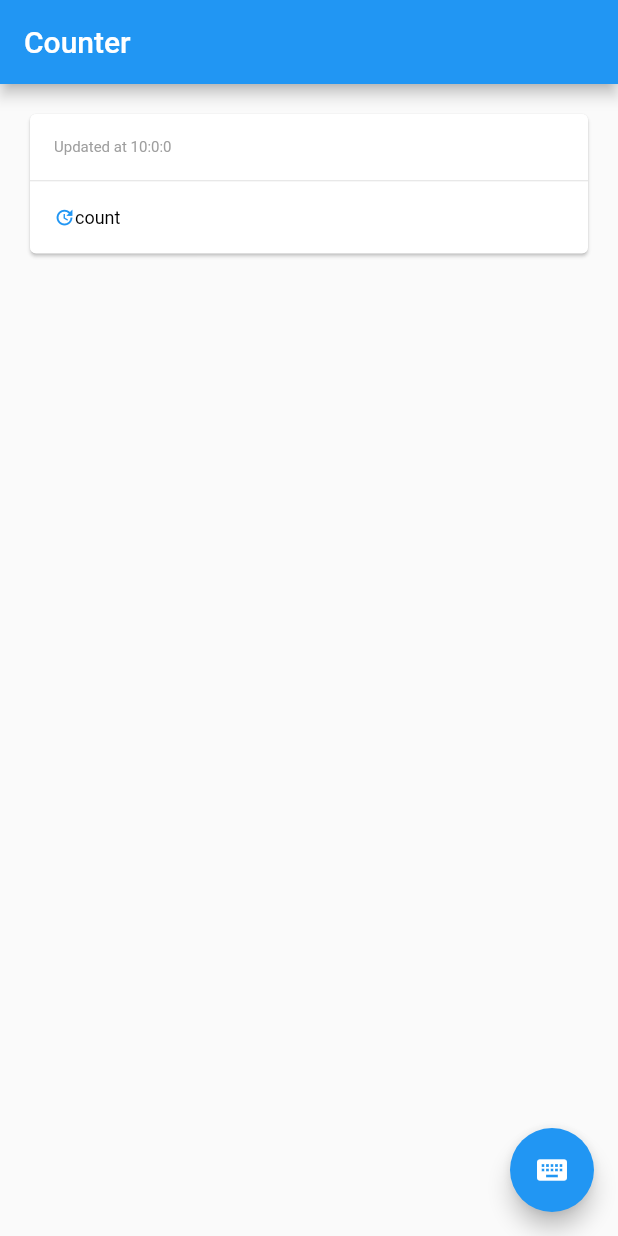
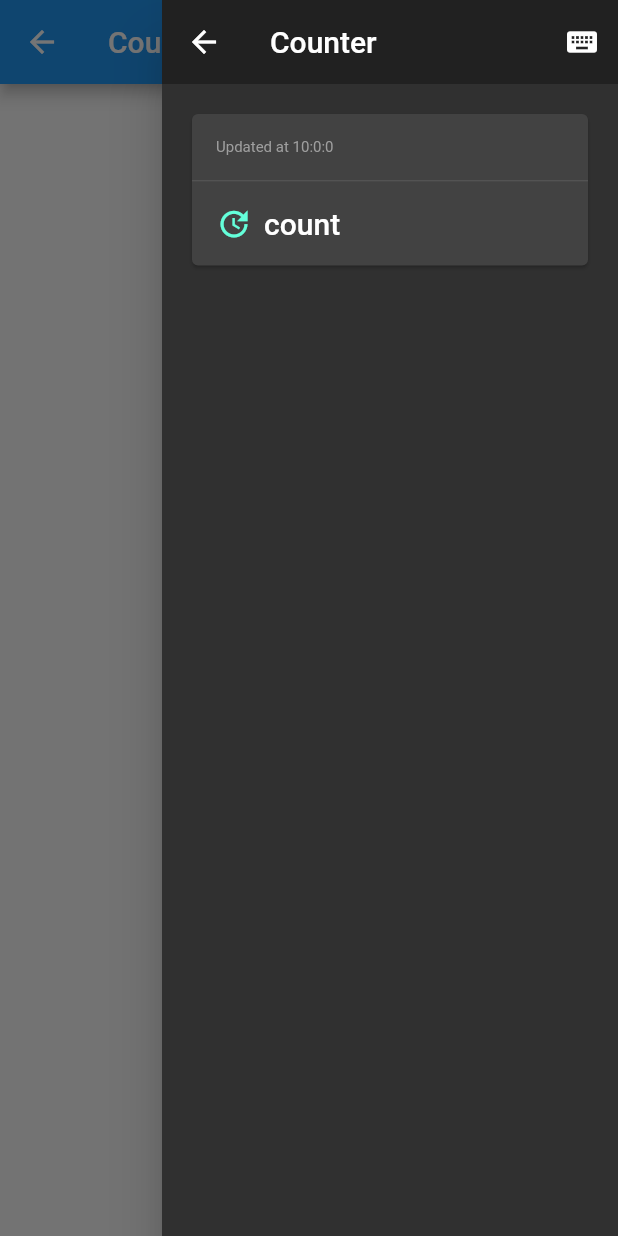
Before and after one commit to aloisdeniel/flutter_bloc_debug, a Flutter app: the CounterExample screen opened directly, with the side drawer open (before the commit the screen has no drawer), on a phone screen of 412 x 824 dp. Run offline on Flutter 3.47's test engine with Material 2 defaults, Android fonts, the phone set to English and light mode, and no system bars; our stand-ins replace rxdart.

Commit message:
Fixed subscription issue, improved visuals.

```diff
--- a/example/lib/counter/example.dart
+++ b/example/lib/counter/example.dart
@@ -1,5 +1,5 @@
 import 'dart:async';
-import 'package:flutter/widgets.dart';
+import 'package:flutter/material.dart';
 import 'package:flutter_bloc_debug/flutter_bloc_debug.dart';
 import 'package:meta/meta.dart';
 import 'package:rxdart/rxdart.dart';
@@ -67,10 +67,15 @@ class CounterExampleState extends State<CounterExample> {
 
   @override
   Widget build(BuildContext context) {
-    return BlocDebugView(
-      title: 'Counter',
-      streams: {'count': bloc.count},
-      sinks: {'add': bloc.add, 'reset': bloc.reset},
-    );
+    return Scaffold(
+        appBar: AppBar(
+          title: Text("Counter example"),
+        ),
+        body: Center(child: Text("Open debug drawer from right")),
+        endDrawer: BlocDebugView(
+          title: 'Counter',
+          streams: {'count': bloc.count},
+          sinks: {'add': bloc.add, 'reset': bloc.reset},
+        ));
   }
 }
--- a/example/pubspec.yaml
+++ b/example/pubspec.yaml
@@ -7,7 +7,7 @@ description: A new Flutter project.
 # Both the version and the builder number may be overridden in flutter
 # build by specifying --build-name and --build-number, respectively.
 # Read more about versioning at semver.org.
-version: 1.0.0+1
+version: 1.1.0+1
 
 environment:
   sdk: ">=2.0.0-dev.68.0 <3.0.0"
--- a/lib/src/widgets/bloc_debug_view.dart
+++ b/lib/src/widgets/bloc_debug_view.dart
@@ -45,10 +45,11 @@ class _BlocDebugViewState extends State<BlocDebugView> {
     final previous = this._history.firstWhere((x) => x is StreamHistoryEntry)
         as StreamHistoryEntry;
     this.setState(() {
-      this._history.insert(
-          0,
-          StreamHistoryEntry(this._history.length,
-              UpdateableMap.fromPrevious(previous?.state, update)));
+      this._history = List<HistoryEntry>.from(this._history)
+        ..insert(
+            0,
+            StreamHistoryEntry(this._history.length + 1,
+                UpdateableMap.fromPrevious(previous?.state, update)));
     });
   }
 
@@ -57,9 +58,8 @@ class _BlocDebugViewState extends State<BlocDebugView> {
     super.didUpdateWidget(oldWidget);
 
     var listId = const ListEquality(const IdentityEquality());
-
-    if (listId.equals(oldWidget.streams?.entries?.toList(),
-        widget.streams?.entries?.toList())) {
+    if (!listId.equals(oldWidget.streams?.entries?.map((x) => x.key)?.toList(),
+        widget.streams?.entries?.map((x) => x.key)?.toList())) {
       if (_subscription != null) {
         _unsubscribe();
       }
@@ -92,13 +92,30 @@ class _BlocDebugViewState extends State<BlocDebugView> {
 
   @override
   Widget build(BuildContext context) {
-    return Scaffold(
-      appBar: AppBar(title: Text(this.widget.title ?? "Bloc")),
-      floatingActionButton: SinkFloadingButton(this.widget.sinks),
-      body: ListView(
-        children: this._history,
-      ),
-    );
+    return Theme(
+        data: ThemeData.dark(),
+        child: Drawer(
+          child: CustomScrollView(
+            slivers: <Widget>[
+              SliverAppBar(
+                actions: <Widget>[
+                  IconButton(
+                    onPressed: () {
+                      final renderers = DebugRenderers.of(context);
+                      showDialog(
+                          context: context,
+                          builder: (c) => DebugRenderers(
+                              renderers: renderers,
+                              child: Dialog(child: SinkMenu(this.widget.sinks))));
+                    },
+                    icon: Icon(Icons.keyboard))
+                ],
+                title: Text(this.widget.title ?? "Bloc"),
+              ),
+              SliverList(delegate: SliverChildListDelegate(this._history)),
+            ],
+          ),
+        ));
   }
 }
 
@@ -109,13 +126,6 @@ class SinkFloadingButton extends StatelessWidget {
 
   @override
   Widget build(BuildContext context) {
-    final renderers = DebugRenderers.of(context);
-    return FloatingActionButton(
-        child: Icon(Icons.keyboard),
-        onPressed: () => showDialog(
-            context: context,
-            builder: (c) => DebugRenderers(
-                renderers: renderers,
-                child: Dialog(child: SinkMenu(this.sinks)))));
+    return FloatingActionButton(child: Icon(Icons.keyboard), onPressed: () {});
   }
 }
--- a/lib/src/widgets/map_entry_view.dart
+++ b/lib/src/widgets/map_entry_view.dart
@@ -13,10 +13,12 @@ class MapEntryView extends StatelessWidget {
 
   void _openDetail(BuildContext context) {
     Navigator.push(context, MaterialPageRoute(builder: (c) {
-      return Scaffold(
-          appBar: AppBar(title: Text(this.entry.name)),
-          body: DebugRenderers.build(context, this.entry.value,
-              isDetailled: true));
+      return Theme(
+          data: ThemeData.dark(),
+          child: Scaffold(
+              appBar: AppBar(title: Text(this.entry.name)),
+              body: DebugRenderers.build(context, this.entry.value,
+                  isDetailled: true)));
     }));
   }
 
@@ -31,10 +33,16 @@ class MapEntryView extends StatelessWidget {
             child: Row(
               mainAxisAlignment: MainAxisAlignment.spaceBetween,
               children: <Widget>[
-                (this.entry.wasUpdated ? Icon(Icons.update, size: 14.0, color: Theme.of(context).accentColor) : Container()),
-                Expanded(child:Text(this.entry.name,
-                    style: TextStyle(color: Colors.black, fontSize: 12.0))),
-                 DebugRenderers.build(context, this.entry.value),
+                Padding(
+                  padding: EdgeInsets.only(right: 8.0),
+                  child: (this.entry.wasUpdated
+                      ? Icon(Icons.update, color: Theme.of(context).accentColor)
+                      : Container()),
+                ),
+                Expanded(
+                    child: Text(this.entry.name,
+                        style: Theme.of(context).textTheme.title)),
+                DebugRenderers.build(context, this.entry.value),
               ],
             )),
       ),
--- a/lib/src/widgets/renderers/bool.dart
+++ b/lib/src/widgets/renderers/bool.dart
@@ -17,7 +17,10 @@ class BoolRenderer extends TypedValueRenderer<bool> {
   @override
   FutureOr<bool> typedRequest(BuildContext context) {
     return Navigator.push(
-        context, MaterialPageRoute(builder: (c) => Scaffold(body: _Form())));
+        context,
+        MaterialPageRoute(
+            builder: (c) =>
+                Theme(data: ThemeData.dark(), child: Scaffold(body: _Form()))));
   }
 }
 
--- a/lib/src/widgets/renderers/form.dart
+++ b/lib/src/widgets/renderers/form.dart
@@ -36,7 +36,7 @@ class ValueFieldForm<T> extends StatefulWidget {
 
   @override
   _FormState createState() {
-    return new _FormState();
+    return _FormState();
   }
 }
 
--- a/lib/src/widgets/renderers/int.dart
+++ b/lib/src/widgets/renderers/int.dart
@@ -10,11 +10,13 @@ class IntRenderer extends TypedValueRenderer<int> {
     return Navigator.push(
         context,
         MaterialPageRoute(
-            builder: (c) => Scaffold(
+            builder: (c) => Theme(
+                data: ThemeData.dark(),
+                child: Scaffold(
                     body: ValueFieldForm<int>(
                   parser: int.parse,
                   keyboardType: TextInputType.number,
-                ))));
+                )))));
 
     //return showDialog<int>(
     //  context: context, builder: (c) => Dialog(child: _Form()));
--- a/lib/src/widgets/renderers/string.dart
+++ b/lib/src/widgets/renderers/string.dart
@@ -15,9 +15,11 @@ class StringRenderer extends TypedValueRenderer<String> {
     return Navigator.push(
         context,
         MaterialPageRoute(
-            builder: (c) => Scaffold(
+            builder: (c) => Theme(
+                data: ThemeData.dark(),
+                child: Scaffold(
                     body: ValueFieldForm<String>(
                   parser: (v) => v,
-                ))));
+                )))));
   }
 }
--- a/lib/src/widgets/sink_menu.dart
+++ b/lib/src/widgets/sink_menu.dart
@@ -10,7 +10,9 @@ class SinkMenu extends StatelessWidget {
   Widget build(BuildContext context) {
     final entries = this.sinks.entries.toList();
     entries.sort((e1, e2) => e1.key.compareTo(e2.key));
-    return Material(
+    return Theme(
+      data: ThemeData.dark(),
+      child: Material(
         color: Colors.transparent,
         child: SafeArea(
           child: Container(
@@ -18,7 +20,7 @@ class SinkMenu extends StatelessWidget {
               children: entries.map((e) => SinkMenuEntry(e)).toList(),
             ),
           ),
-        ));
+        )));
   }
 }
 
--- a/pubspec.yaml
+++ b/pubspec.yaml
@@ -1,6 +1,6 @@
 name: flutter_bloc_debug
 description: A set of debugger tools for developing an app designed with the BLoC pattern.
-version: 0.0.1-dev
+version: 0.1.0-dev
 author: Aloïs Deniel <alois.deniel@outlook.com>
 homepage: https://github.com/aloisdeniel/flutter_bloc_debug
 
```
Also changed, not shown: example/lib/todo_list/example.dart (+14 -7 lines).
